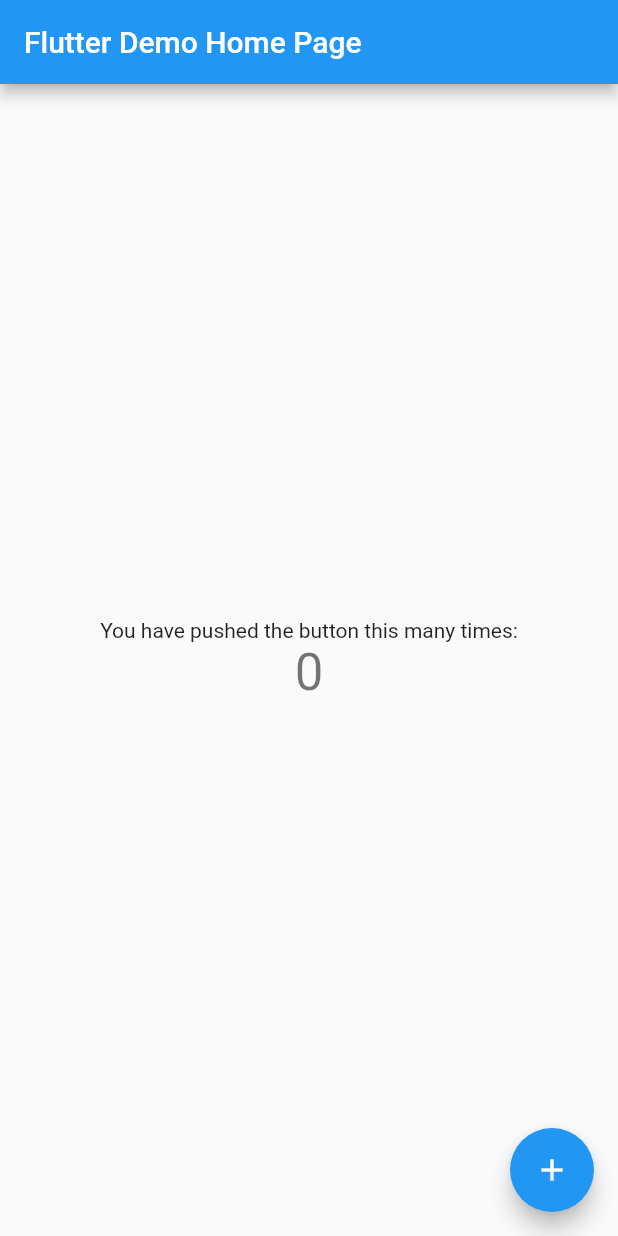
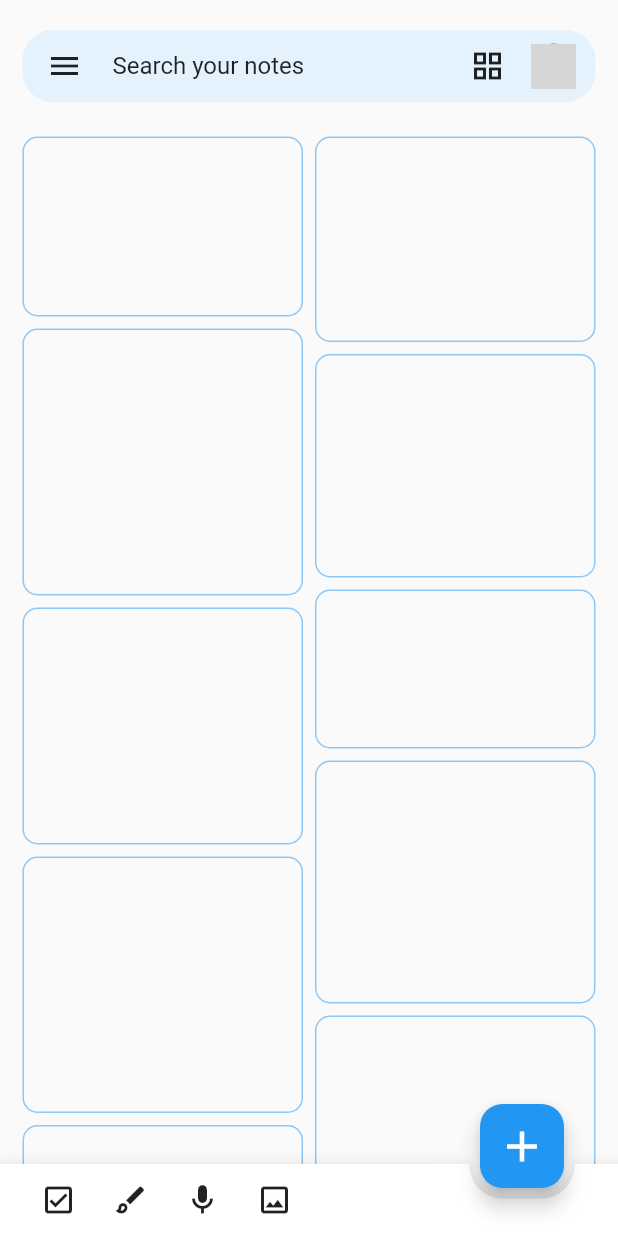
Before and after one commit to danielwiratman/google-keep-clone, a Flutter app: the screen it shows after launch, on a phone screen of 412 x 824 dp. Run offline on Flutter 3.47's test engine with Material 2 defaults, Android fonts, the phone set to English and light mode, and no system bars; network calls fail; grey boxes are pictures that could not be loaded.

Commit message:
major progress

```diff
--- a/lib/main.dart
+++ b/lib/main.dart
@@ -1,4 +1,5 @@
 import 'package:flutter/material.dart';
+import 'package:google_keep_clone/screens/home_screen.dart';
 
 void main() {
   runApp(const MyApp());
@@ -7,109 +8,19 @@
 class MyApp extends StatelessWidget {
   const MyApp({Key? key}) : super(key: key);
 
-  // This widget is the root of your application.
   @override
   Widget build(BuildContext context) {
     return MaterialApp(
       title: 'Flutter Demo',
+      themeMode: ThemeMode.light,
       theme: ThemeData(
-        // This is the theme of your application.
-        //
-        // Try running your application with "flutter run". You'll see the
-        // application has a blue toolbar. Then, without quitting the app, try
-        // changing the primarySwatch below to Colors.green and then invoke
-        // "hot reload" (press "r" in the console where you ran "flutter run",
-        // or simply save your changes to "hot reload" in a Flutter IDE).
-        // Notice that the counter didn't reset back to zero; the application
-        // is not restarted.
         primarySwatch: Colors.blue,
       ),
-      home: const MyHomePage(title: 'Flutter Demo Home Page'),
+      darkTheme: ThemeData(
+        brightness: Brightness.dark,
+        primarySwatch: Colors.blue,
+      ),
+      home: const HomeScreen(),
     );
   }
 }
-
-class MyHomePage extends StatefulWidget {
-  const MyHomePage({Key? key, required this.title}) : super(key: key);
-
-  // This widget is the home page of your application. It is stateful, meaning
-  // that it has a State object (defined below) that contains fields that affect
-  // how it looks.
-
-  // This class is the configuration for the state. It holds the values (in this
-  // case the title) provided by the parent (in this case the App widget) and
-  // used by the build method of the State. Fields in a Widget subclass are
-  // always marked "final".
-
-  final String title;
-
-  @override
-  State<MyHomePage> createState() => _MyHomePageState();
-}
-
-class _MyHomePageState extends State<MyHomePage> {
-  int _counter = 0;
-
-  void _incrementCounter() {
-    setState(() {
-      // This call to setState tells the Flutter framework that something has
-      // changed in this State, which causes it to rerun the build method below
-      // so that the display can reflect the updated values. If we changed
-      // _counter without calling setState(), then the build method would not be
-      // called again, and so nothing would appear to happen.
-      _counter++;
-    });
-  }
-
-  @override
-  Widget build(BuildContext context) {
-    // This method is rerun every time setState is called, for instance as done
-    // by the _incrementCounter method above.
-    //
-    // The Flutter framework has been optimized to make rerunning build methods
-    // fast, so that you can just rebuild anything that needs updating rather
-    // than having to individually change instances of widgets.
-    return Scaffold(
-      appBar: AppBar(
-        // Here we take the value from the MyHomePage object that was created by
-        // the App.build method, and use it to set our appbar title.
-        title: Text(widget.title),
-      ),
-      body: Center(
-        // Center is a layout widget. It takes a single child and positions it
-        // in the middle of the parent.
-        child: Column(
-          // Column is also a layout widget. It takes a list of children and
-          // arranges them vertically. By default, it sizes itself to fit its
-          // children horizontally, and tries to be as tall as its parent.
-          //
-          // Invoke "debug painting" (press "p" in the console, choose the
-          // "Toggle Debug Paint" action from the Flutter Inspector in Android
-          // Studio, or the "Toggle Debug Paint" command in Visual Studio Code)
-          // to see the wireframe for each widget.
-          //
-          // Column has various properties to control how it sizes itself and
-          // how it positions its children. Here we use mainAxisAlignment to
-          // center the children vertically; the main axis here is the vertical
-          // axis because Columns are vertical (the cross axis would be
-          // horizontal).
-          mainAxisAlignment: MainAxisAlignment.center,
-          children: <Widget>[
-            const Text(
-              'You have pushed the button this many times:',
-            ),
-            Text(
-              '$_counter',
-              style: Theme.of(context).textTheme.headline4,
-            ),
-          ],
-        ),
-      ),
-      floatingActionButton: FloatingActionButton(
-        onPressed: _incrementCounter,
-        tooltip: 'Increment',
-        child: const Icon(Icons.add),
-      ), // This trailing comma makes auto-formatting nicer for build methods.
-    );
-  }
-}
--- /dev/null
+++ b/lib/screens/home_screen.dart
@@ -0,0 +1,208 @@
+import 'dart:math';
+
+import 'package:flutter/material.dart';
+import 'package:flutter_staggered_grid_view/flutter_staggered_grid_view.dart';
+
+class AlmostEndFloatFabLocation extends StandardFabLocation
+    with FabEndOffsetX, FabFloatOffsetY {
+  @override
+  double getOffsetX(
+      ScaffoldPrelayoutGeometry scaffoldGeometry, double adjustment) {
+    final double directionalAdjustment =
+        scaffoldGeometry.textDirection == TextDirection.ltr ? -20.0 : 0.0;
+    return super.getOffsetX(scaffoldGeometry, adjustment) +
+        directionalAdjustment;
+  }
+
+  @override
+  double getOffsetY(
+      ScaffoldPrelayoutGeometry scaffoldGeometry, double adjustment) {
+    final double directionalAdjustment =
+        scaffoldGeometry.textDirection == TextDirection.ltr ? 32.0 : 0.0;
+
+    return super.getOffsetY(scaffoldGeometry, adjustment) +
+        directionalAdjustment;
+  }
+}
+
+class HomeScreen extends StatefulWidget {
+  const HomeScreen({Key? key}) : super(key: key);
+
+  @override
+  State<HomeScreen> createState() => _HomeScreenState();
+}
+
+class _HomeScreenState extends State<HomeScreen> {
+  var rng = Random();
+
+  @override
+  Widget build(BuildContext context) {
+    double statusBarHeight = MediaQuery.of(context).viewPadding.top;
+    return Scaffold(
+      floatingActionButton: buildFloatingButton(),
+      floatingActionButtonLocation: AlmostEndFloatFabLocation(),
+      bottomNavigationBar: buildBottomBar(),
+      body: CustomScrollView(
+        slivers: [
+          buildAppBar(statusBarHeight, context),
+          SliverPadding(
+              padding: const EdgeInsets.all(15),
+              sliver: SliverMasonryGrid.count(
+                crossAxisCount: 2,
+                crossAxisSpacing: 8,
+                mainAxisSpacing: 8,
+                itemBuilder: ((context, index) {
+                  int randHeight = rng.nextInt(100) + 100;
+                  return InkWell(
+                    onTap: () {},
+                    child: Container(
+                      decoration: BoxDecoration(
+                          borderRadius: BorderRadius.circular(10),
+                          border: Border.all(
+                              color: Theme.of(context)
+                                  .primaryColor
+                                  .withOpacity(0.5))),
+                      height: randHeight.toDouble(),
+                    ),
+                  );
+                }),
+              )),
+        ],
+      ),
+    );
+  }
+
+  SliverAppBar buildAppBar(double statusBarHeight, BuildContext context) {
+    return SliverAppBar(
+      backgroundColor: Colors.transparent,
+      elevation: 0,
+      expandedHeight: 70,
+      bottom: PreferredSize(
+        preferredSize: const Size.fromHeight(20),
+        child: Container(),
+      ),
+      flexibleSpace: Container(
+        padding:
+            EdgeInsets.only(left: 15, right: 15, top: statusBarHeight + 20),
+        child: Container(
+          decoration: BoxDecoration(
+              color: Theme.of(context).secondaryHeaderColor,
+              borderRadius: BorderRadius.circular(20)),
+          child: Material(
+            color: Colors.transparent,
+            child: InkWell(
+              onTap: () {},
+              borderRadius: BorderRadius.circular(20),
+              child: Padding(
+                padding: const EdgeInsets.symmetric(horizontal: 4),
+                child: Row(
+                  crossAxisAlignment: CrossAxisAlignment.center,
+                  children: [
+                    Material(
+                      color: Colors.transparent,
+                      child: IconButton(
+                        icon: const Icon(Icons.menu),
+                        onPressed: () {},
+                        splashRadius: 20,
+                      ),
+                    ),
+                    const SizedBox(width: 8),
+                    const Expanded(
+                      child: Text(
+                        "Search your notes",
+                        style: TextStyle(fontSize: 16),
+                      ),
+                    ),
+                    const SizedBox(width: 8),
+                    Material(
+                      color: Colors.transparent,
+                      child: IconButton(
+                        icon: const Icon(Icons.grid_view),
+                        onPressed: () {},
+                        splashRadius: 20,
+                      ),
+                    ),
+                    Material(
+                      color: Colors.transparent,
+                      child: InkWell(
+                        onTap: () {},
+                        borderRadius: BorderRadius.circular(20),
+                        child: Container(
+                          padding: EdgeInsets.all(5),
+                          child: const CircleAvatar(
+                            radius: 15,
+                            backgroundImage:
+                                NetworkImage("https://unsplash.it/300"),
+                          ),
+                        ),
+                      ),
+                    ),
+                    const SizedBox(width: 4),
+                  ],
+                ),
+              ),
+            ),
+          ),
+        ),
+      ),
+      floating: true,
+    );
+  }
+
+  FloatingActionButton buildFloatingButton() {
+    return FloatingActionButton(
+      onPressed: () {},
+      shape: RoundedRectangleBorder(
+        borderRadius: BorderRadius.circular(15),
+      ),
+      child: const Icon(Icons.add, size: 34),
+    );
+  }
+
+  BottomAppBar buildBottomBar() {
+    return BottomAppBar(
+      shape: AutomaticNotchedShape(
+        const RoundedRectangleBorder(),
+        RoundedRectangleBorder(
+          borderRadius: BorderRadius.circular(22),
+          side: BorderSide.none,
+        ),
+      ),
+      notchMargin: 7,
+      child: Row(
+        children: [
+          const SizedBox(
+            width: 15,
+          ),
+          IconButton(
+            onPressed: () {},
+            icon: const Icon(Icons.check_box_outlined),
+            splashRadius: 20,
+          ),
+          IconButton(
+            onPressed: () {},
+            icon: const Icon(Icons.brush_outlined),
+            splashRadius: 20,
+          ),
+          IconButton(
+            onPressed: () {},
+            icon: const Icon(Icons.mic_outlined),
+            splashRadius: 20,
+          ),
+          IconButton(
+            onPressed: () {},
+            icon: const Icon(Icons.image_outlined),
+            splashRadius: 20,
+          ),
+          const Opacity(
+            opacity: 0,
+            child: IconButton(
+              onPressed: null,
+              icon: Icon(Icons.search),
+            ),
+          ),
+        ],
+      ),
+    );
+  }
+}
--- a/pubspec.yaml
+++ b/pubspec.yaml
@@ -34,6 +34,7 @@
   # The following adds the Cupertino Icons font to your application.
   # Use with the CupertinoIcons class for iOS style icons.
   cupertino_icons: ^1.0.2
+  flutter_staggered_grid_view: ^0.6.2
 
 dev_dependencies:
   flutter_test:
```
Also changed, not shown: pubspec.lock.
